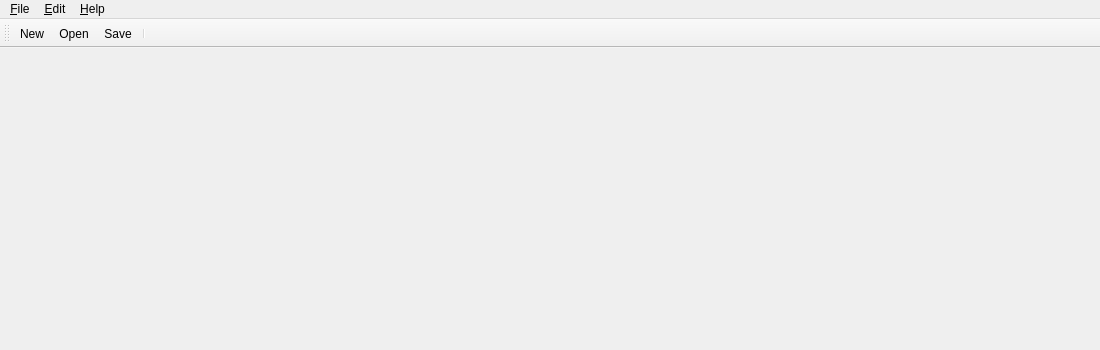
This is MasterSimulatorUI/src/MSIMMainWindow.ui in ghorwin/MasterSim as Qt 5 draws it before an edit. The edited form follows.
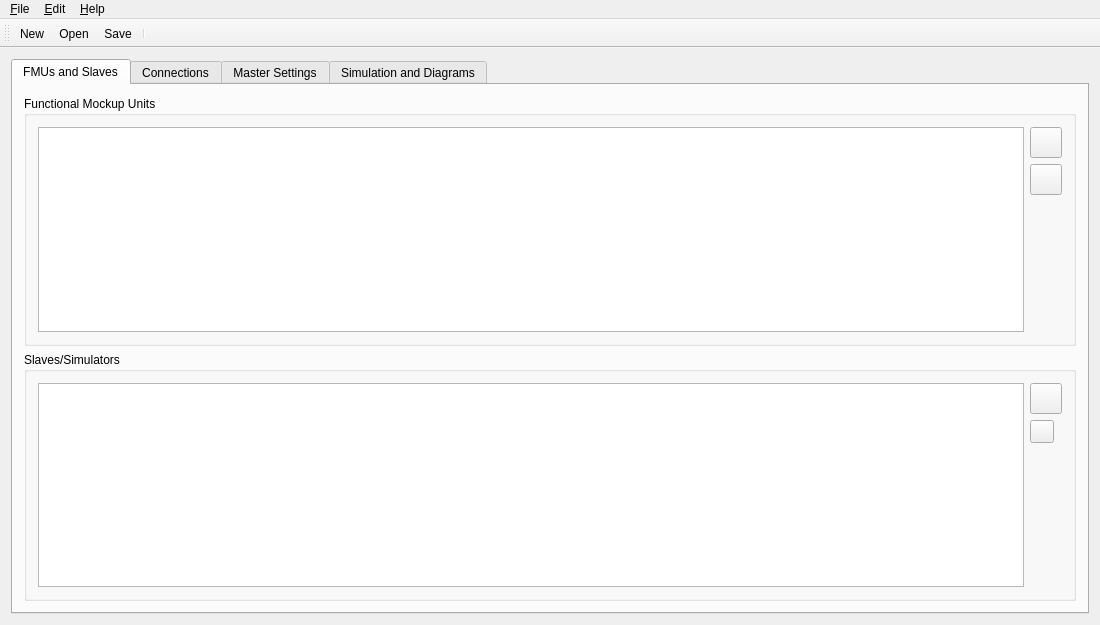
This is the edited form. Icons and pictures are not drawn.

Commit message: Started UI design (non-geometric part).

Diff of the .ui file:
```diff
--- a/MasterSimulatorUI/src/MSIMMainWindow.ui
+++ b/MasterSimulatorUI/src/MSIMMainWindow.ui
@@ -7,10 +7,150 @@
     <x>0</x>
     <y>0</y>
     <width>1100</width>
-    <height>350</height>
+    <height>625</height>
    </rect>
   </property>
-  <widget class="QWidget" name="centralWidget"/>
+  <widget class="QWidget" name="centralWidget">
+   <layout class="QVBoxLayout" name="verticalLayout">
+    <item>
+     <widget class="QTabWidget" name="tabWidget">
+      <property name="tabPosition">
+       <enum>QTabWidget::North</enum>
+      </property>
+      <property name="currentIndex">
+       <number>0</number>
+      </property>
+      <widget class="QWidget" name="tabFMUs">
+       <attribute name="title">
+        <string>FMUs and Slaves</string>
+       </attribute>
+       <layout class="QVBoxLayout" name="verticalLayout_2">
+        <item>
+         <widget class="QGroupBox" name="groupBox">
+          <property name="title">
+           <string>Functional Mockup Units</string>
+          </property>
+          <layout class="QGridLayout" name="gridLayout">
+           <item row="0" column="0" rowspan="3">
+            <widget class="QTableWidget" name="tableWidgetFMUs"/>
+           </item>
+           <item row="0" column="1">
+            <widget class="QToolButton" name="toolButtonAddFMU">
+             <property name="icon">
+              <iconset resource="../resources/MasterSimulator.qrc">
+               <normaloff>:/gfx/actions/24x24/plus.png</normaloff>:/gfx/actions/24x24/plus.png</iconset>
+             </property>
+             <property name="iconSize">
+              <size>
+               <width>24</width>
+               <height>24</height>
+              </size>
+             </property>
+            </widget>
+           </item>
+           <item row="1" column="1">
+            <widget class="QToolButton" name="toolButtonRemoveFMU">
+             <property name="icon">
+              <iconset resource="../resources/MasterSimulator.qrc">
+               <normaloff>:/gfx/actions/24x24/minus.png</normaloff>:/gfx/actions/24x24/minus.png</iconset>
+             </property>
+             <property name="iconSize">
+              <size>
+               <width>24</width>
+               <height>24</height>
+              </size>
+             </property>
+            </widget>
+           </item>
+           <item row="2" column="1">
+            <spacer name="verticalSpacer">
+             <property name="orientation">
+              <enum>Qt::Vertical</enum>
+             </property>
+             <property name="sizeHint" stdset="0">
+              <size>
+               <width>20</width>
+               <height>128</height>
+              </size>
+             </property>
+            </spacer>
+           </item>
+          </layout>
+         </widget>
+        </item>
+        <item>
+         <widget class="QGroupBox" name="groupBox_2">
+          <property name="title">
+           <string>Slaves/Simulators</string>
+          </property>
+          <layout class="QGridLayout" name="gridLayout_2">
+           <item row="0" column="0" rowspan="3">
+            <widget class="QTableWidget" name="tableWidgetSlaves"/>
+           </item>
+           <item row="0" column="1">
+            <widget class="QToolButton" name="toolButtonAddSlave">
+             <property name="icon">
+              <iconset resource="../resources/MasterSimulator.qrc">
+               <normaloff>:/gfx/actions/24x24/plus.png</normaloff>:/gfx/actions/24x24/plus.png</iconset>
+             </property>
+             <property name="iconSize">
+              <size>
+               <width>24</width>
+               <height>24</height>
+              </size>
+             </property>
+            </widget>
+           </item>
+           <item row="1" column="1">
+            <widget class="QToolButton" name="toolButtonRemoveSlave">
+             <property name="icon">
+              <iconset resource="../resources/MasterSimulator.qrc">
+               <normaloff>:/gfx/actions/24x24/minus.png</normaloff>:/gfx/actions/24x24/minus.png</iconset>
+             </property>
+            </widget>
+           </item>
+           <item row="2" column="1">
+            <spacer name="verticalSpacer_2">
+             <property name="orientation">
+              <enum>Qt::Vertical</enum>
+             </property>
+             <property name="sizeHint" stdset="0">
+              <size>
+               <width>20</width>
+               <height>135</height>
+              </size>
+             </property>
+            </spacer>
+           </item>
+          </layout>
+         </widget>
+        </item>
+       </layout>
+      </widget>
+      <widget class="QWidget" name="tabConnections">
+       <attribute name="title">
+        <string>Connections</string>
+       </attribute>
+       <layout class="QVBoxLayout" name="verticalLayout_3">
+        <item>
+         <widget class="QTableWidget" name="tableWidget_3"/>
+        </item>
+       </layout>
+      </widget>
+      <widget class="QWidget" name="tabSimOptions">
+       <attribute name="title">
+        <string>Master Settings</string>
+       </attribute>
+      </widget>
+      <widget class="QWidget" name="tabCharts">
+       <attribute name="title">
+        <string>Simulation and Diagrams</string>
+       </attribute>
+      </widget>
+     </widget>
+    </item>
+   </layout>
+  </widget>
   <widget class="QMenuBar" name="menuBar">
    <property name="geometry">
     <rect>
```
The commit also changes 1 other file.
